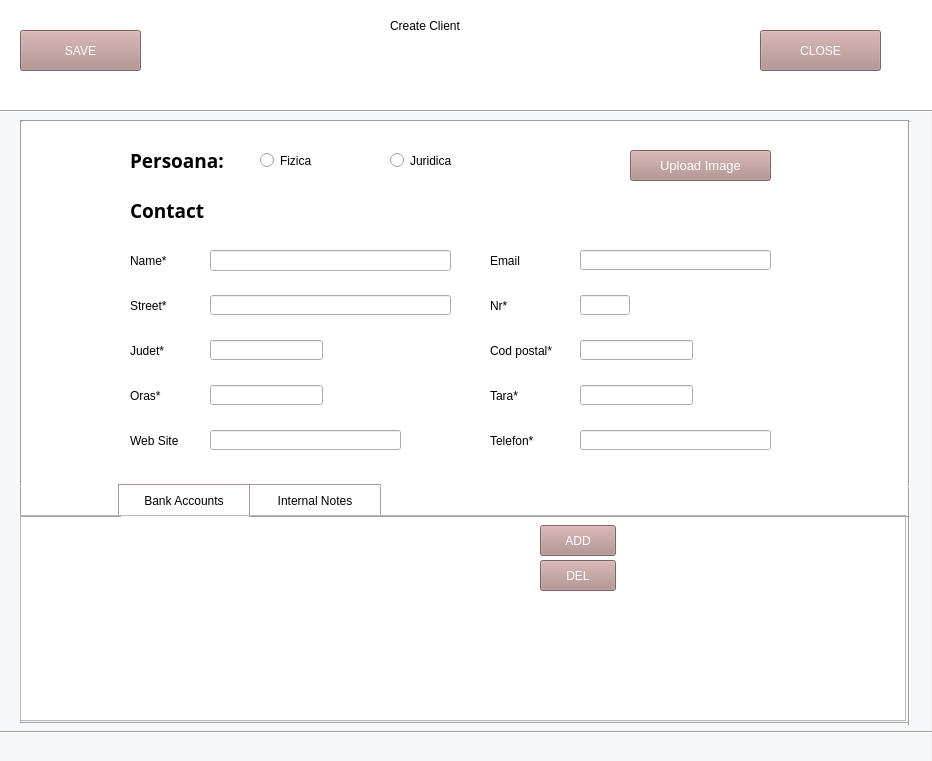
First picture: the form in views/create_client_view.ui, repository cojocariudaniel1/Licenta-Crearea-de-aplicatii-in-Python-folosind-UML, before the edit.
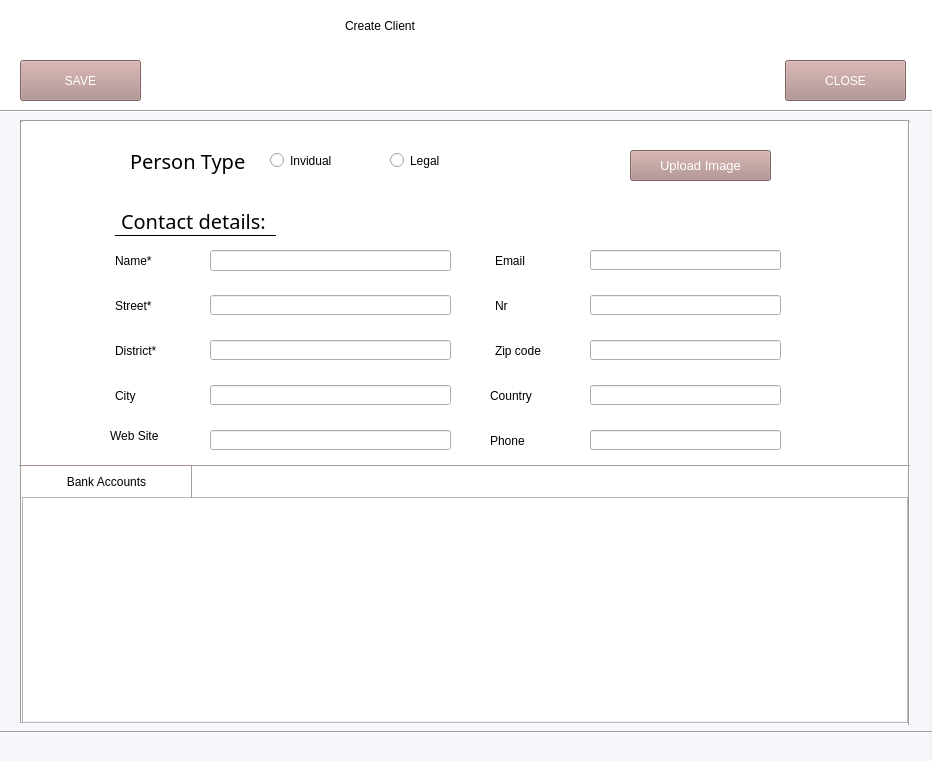
Second picture: the form after the edit.

Patch:
```diff
--- a/views/create_client_view.ui
+++ b/views/create_client_view.ui
@@ -33,7 +33,7 @@
    <property name="geometry">
     <rect>
      <x>20</x>
-     <y>30</y>
+     <y>60</y>
      <width>121</width>
      <height>41</height>
     </rect>
@@ -160,14 +160,14 @@
   <widget class="QLabel" name="label">
    <property name="geometry">
     <rect>
-     <x>390</x>
+     <x>345</x>
      <y>10</y>
-     <width>131</width>
+     <width>256</width>
      <height>31</height>
     </rect>
    </property>
    <property name="styleSheet">
-    <string notr="true">font: 63 14pt &quot;Lucida Bright&quot;;</string>
+    <string notr="true">font: 28pt &quot;Lucida Bright&quot;;</string>
    </property>
    <property name="text">
     <string>Create Client</string>
@@ -176,17 +176,17 @@
   <widget class="QRadioButton" name="rb_fizica">
    <property name="geometry">
     <rect>
-     <x>260</x>
+     <x>270</x>
      <y>145</y>
      <width>101</width>
      <height>31</height>
     </rect>
    </property>
    <property name="styleSheet">
-    <string notr="true">font: 63 14pt &quot;Lucida Bright&quot;;</string>
+    <string notr="true">font: 15pt &quot;Lucida Bright&quot;;</string>
    </property>
    <property name="text">
-    <string>Fizica</string>
+    <string>Invidual</string>
    </property>
   </widget>
   <widget class="QRadioButton" name="rb_juridica">
@@ -194,15 +194,15 @@
     <rect>
      <x>390</x>
      <y>145</y>
-     <width>131</width>
+     <width>76</width>
      <height>31</height>
     </rect>
    </property>
    <property name="styleSheet">
-    <string notr="true">font: 63 14pt &quot;Lucida Bright&quot;;</string>
+    <string notr="true">font: 15pt &quot;Lucida Bright&quot;;</string>
    </property>
    <property name="text">
-    <string>Juridica</string>
+    <string>Legal</string>
    </property>
   </widget>
   <widget class="QLabel" name="label_2">
@@ -210,36 +210,37 @@
     <rect>
      <x>130</x>
      <y>145</y>
-     <width>121</width>
+     <width>126</width>
      <height>31</height>
     </rect>
    </property>
    <property name="font">
     <font>
      <family>Lucida Bright</family>
-     <pointsize>14</pointsize>
-     <weight>75</weight>
-     <bold>true</bold>
+     <pointsize>15</pointsize>
+     <weight>50</weight>
+     <italic>false</italic>
+     <bold>false</bold>
     </font>
    </property>
    <property name="styleSheet">
-    <string notr="true"/>
+    <string notr="true">font: 15pt &quot;Lucida Bright&quot;;</string>
    </property>
    <property name="text">
-    <string>Persoana:</string>
+    <string>Person Type</string>
    </property>
   </widget>
   <widget class="QLabel" name="street_label">
    <property name="geometry">
     <rect>
-     <x>130</x>
+     <x>115</x>
      <y>290</y>
-     <width>61</width>
+     <width>76</width>
      <height>31</height>
     </rect>
    </property>
    <property name="styleSheet">
-    <string notr="true">font: 11pt &quot;MS Shell Dlg 2&quot;;</string>
+    <string notr="true">font: 15pt &quot;Lucida Bright&quot;;</string>
    </property>
    <property name="text">
     <string>Street*</string>
@@ -248,17 +249,17 @@
   <widget class="QLabel" name="judet_label">
    <property name="geometry">
     <rect>
-     <x>130</x>
+     <x>115</x>
      <y>335</y>
-     <width>51</width>
+     <width>66</width>
      <height>31</height>
     </rect>
    </property>
    <property name="styleSheet">
-    <string notr="true">font: 11pt &quot;MS Shell Dlg 2&quot;;</string>
+    <string notr="true">font: 15pt &quot;Lucida Bright&quot;;</string>
    </property>
    <property name="text">
-    <string>Judet*</string>
+    <string>District*</string>
    </property>
   </widget>
   <widget class="QLabel" name="country_label">
@@ -266,63 +267,63 @@
     <rect>
      <x>490</x>
      <y>380</y>
-     <width>51</width>
+     <width>86</width>
      <height>31</height>
     </rect>
    </property>
    <property name="styleSheet">
-    <string notr="true">font: 11pt &quot;MS Shell Dlg 2&quot;;</string>
+    <string notr="true">font: 15pt &quot;Lucida Bright&quot;;</string>
    </property>
    <property name="text">
-    <string>Tara*</string>
+    <string>Country</string>
    </property>
   </widget>
   <widget class="QLabel" name="nr_street_label">
    <property name="geometry">
     <rect>
-     <x>490</x>
+     <x>495</x>
      <y>290</y>
-     <width>41</width>
+     <width>36</width>
      <height>31</height>
     </rect>
    </property>
    <property name="styleSheet">
-    <string notr="true">font: 11pt &quot;MS Shell Dlg 2&quot;;</string>
+    <string notr="true">font: 15pt &quot;Lucida Bright&quot;;</string>
    </property>
    <property name="text">
-    <string>Nr*</string>
+    <string>Nr</string>
    </property>
   </widget>
   <widget class="QLabel" name="cod_postal">
    <property name="geometry">
     <rect>
-     <x>490</x>
+     <x>495</x>
      <y>335</y>
-     <width>111</width>
+     <width>86</width>
      <height>31</height>
     </rect>
    </property>
    <property name="styleSheet">
-    <string notr="true">font: 11pt &quot;MS Shell Dlg 2&quot;;</string>
+    <string notr="true">font: 15pt &quot;Lucida Bright&quot;;</string>
    </property>
    <property name="text">
-    <string>Cod postal*</string>
+    <string>Zip code</string>
    </property>
   </widget>
   <widget class="QLabel" name="oras_label">
    <property name="geometry">
     <rect>
-     <x>130</x>
+     <x>115</x>
      <y>380</y>
-     <width>61</width>
+     <width>76</width>
      <height>31</height>
     </rect>
    </property>
    <property name="styleSheet">
-    <string notr="true">font: 11pt &quot;MS Shell Dlg 2&quot;;</string>
+    <string notr="true">font: 15pt &quot;Lucida Bright&quot;;</string>
    </property>
    <property name="text">
-    <string>Oras*</string>
+    <string>City</string>
    </property>
   </widget>
   <widget class="QLabel" name="telefon_label">
@@ -335,23 +336,23 @@
     </rect>
    </property>
    <property name="styleSheet">
-    <string notr="true">font: 11pt &quot;MS Shell Dlg 2&quot;;</string>
+    <string notr="true">font: 15pt &quot;Lucida Bright&quot;;</string>
    </property>
    <property name="text">
-    <string>Telefon*</string>
+    <string>Phone</string>
    </property>
   </widget>
   <widget class="QLabel" name="web_site_label">
    <property name="geometry">
     <rect>
-     <x>130</x>
-     <y>425</y>
-     <width>81</width>
+     <x>110</x>
+     <y>420</y>
+     <width>91</width>
      <height>31</height>
     </rect>
    </property>
    <property name="styleSheet">
-    <string notr="true">font: 11pt &quot;MS Shell Dlg 2&quot;;</string>
+    <string notr="true">font: 15pt &quot;Lucida Bright&quot;;</string>
    </property>
    <property name="text">
     <string>Web Site</string>
@@ -360,14 +361,14 @@
   <widget class="QLabel" name="web_site_label_2">
    <property name="geometry">
     <rect>
-     <x>490</x>
+     <x>495</x>
      <y>245</y>
-     <width>61</width>
+     <width>56</width>
      <height>31</height>
     </rect>
    </property>
    <property name="styleSheet">
-    <string notr="true">font: 11pt &quot;MS Shell Dlg 2&quot;;</string>
+    <string notr="true">font: 15pt &quot;Lucida Bright&quot;;</string>
    </property>
    <property name="text">
     <string>Email</string>
@@ -400,7 +401,7 @@
     <rect>
      <x>210</x>
      <y>340</y>
-     <width>113</width>
+     <width>241</width>
      <height>20</height>
     </rect>
    </property>
@@ -420,9 +421,9 @@
   <widget class="QLineEdit" name="country_input">
    <property name="geometry">
     <rect>
-     <x>580</x>
+     <x>590</x>
      <y>385</y>
-     <width>113</width>
+     <width>191</width>
      <height>20</height>
     </rect>
    </property>
@@ -442,9 +443,9 @@
   <widget class="QLineEdit" name="nr_street_input">
    <property name="geometry">
     <rect>
-     <x>580</x>
+     <x>590</x>
      <y>295</y>
-     <width>50</width>
+     <width>191</width>
      <height>20</height>
     </rect>
    </property>
@@ -456,7 +457,7 @@
    </property>
    <property name="maximumSize">
     <size>
-     <width>50</width>
+     <width>500</width>
      <height>16777215</height>
     </size>
    </property>
@@ -470,9 +471,9 @@
   <widget class="QLineEdit" name="zip_code_input">
    <property name="geometry">
     <rect>
-     <x>580</x>
+     <x>590</x>
      <y>340</y>
-     <width>113</width>
+     <width>191</width>
      <height>20</height>
     </rect>
    </property>
@@ -494,7 +495,7 @@
     <rect>
      <x>210</x>
      <y>385</y>
-     <width>113</width>
+     <width>241</width>
      <height>20</height>
     </rect>
    </property>
@@ -514,7 +515,7 @@
   <widget class="QLineEdit" name="telefon_input">
    <property name="geometry">
     <rect>
-     <x>580</x>
+     <x>590</x>
      <y>430</y>
      <width>191</width>
      <height>20</height>
@@ -536,14 +537,14 @@
   <widget class="QLabel" name="name_label">
    <property name="geometry">
     <rect>
-     <x>130</x>
+     <x>115</x>
      <y>245</y>
-     <width>61</width>
+     <width>76</width>
      <height>31</height>
     </rect>
    </property>
    <property name="styleSheet">
-    <string notr="true">font: 11pt &quot;MS Shell Dlg 2&quot;;</string>
+    <string notr="true">font: 15pt &quot;Lucida Bright&quot;;</string>
    </property>
    <property name="text">
     <string>Name*</string>
@@ -580,35 +581,37 @@
   <widget class="QLabel" name="street_label_2">
    <property name="geometry">
     <rect>
-     <x>130</x>
-     <y>195</y>
-     <width>91</width>
+     <x>115</x>
+     <y>205</y>
+     <width>161</width>
      <height>31</height>
     </rect>
    </property>
    <property name="font">
     <font>
      <family>Lucida Bright</family>
-     <pointsize>14</pointsize>
-     <weight>75</weight>
+     <pointsize>15</pointsize>
+     <weight>50</weight>
      <italic>false</italic>
-     <bold>true</bold>
+     <bold>false</bold>
     </font>
    </property>
    <property name="mouseTracking">
     <bool>false</bool>
    </property>
    <property name="styleSheet">
-    <string notr="true"/>
+    <string notr="true">font: 15pt &quot;Lucida Bright&quot;;
+border: 1px solid rgb(0,0,0,0);
+border-bottom-color: rgb(0, 0, 0);</string>
    </property>
    <property name="text">
-    <string>Contact</string>
+    <string>Contact details:</string>
    </property>
   </widget>
   <widget class="QLineEdit" name="email_input">
    <property name="geometry">
     <rect>
-     <x>580</x>
+     <x>590</x>
      <y>250</y>
      <width>191</width>
      <height>20</height>
@@ -632,7 +635,7 @@
     <rect>
      <x>210</x>
      <y>430</y>
-     <width>191</width>
+     <width>241</width>
      <height>20</height>
     </rect>
    </property>
@@ -671,8 +674,8 @@
   <widget class="QPushButton" name="close_button">
    <property name="geometry">
     <rect>
-     <x>760</x>
-     <y>30</y>
+     <x>785</x>
+     <y>60</y>
      <width>121</width>
      <height>41</height>
     </rect>
@@ -686,64 +689,18 @@
     <string>CLOSE</string>
    </property>
   </widget>
-  <widget class="QLabel" name="internal_notes">
-   <property name="geometry">
-    <rect>
-     <x>249</x>
-     <y>484</y>
-     <width>132</width>
-     <height>33</height>
-    </rect>
-   </property>
-   <property name="styleSheet">
-    <string notr="true">font: 11pt &quot;MS Shell Dlg 2&quot;;
-border-top: 1px solid;
-border-top-color:rgb(160,160,160);
-border-left: 1px solid;
-border-left-color: rgb(160,160,160);
-border-right: 1px solid;
-border-right-color: rgb(160,160,160);
-border-bottom: 1px solid;
-border-bottom-color: rgb(160,160,160);</string>
-   </property>
-   <property name="text">
-    <string>Internal Notes</string>
-   </property>
-   <property name="alignment">
-    <set>Qt::AlignCenter</set>
-   </property>
-  </widget>
-  <widget class="QLabel" name="label_5">
-   <property name="geometry">
-    <rect>
-     <x>20</x>
-     <y>486</y>
-     <width>101</width>
-     <height>31</height>
-    </rect>
-   </property>
-   <property name="styleSheet">
-    <string notr="true">font: 11pt &quot;MS Shell Dlg 2&quot;;
-border-top: 1px solid white;
-border-bottom: 1px solid;
-border-bottom-color: rgb(160,160,160);</string>
-   </property>
-   <property name="text">
-    <string/>
-   </property>
-  </widget>
   <widget class="QLabel" name="label_6">
    <property name="geometry">
     <rect>
-     <x>379</x>
-     <y>486</y>
-     <width>530</width>
-     <height>31</height>
+     <x>19</x>
+     <y>456</y>
+     <width>891</width>
+     <height>10</height>
     </rect>
    </property>
    <property name="styleSheet">
     <string notr="true">font: 11pt &quot;MS Shell Dlg 2&quot;;
-border-top: 1px solid white;
+border-top: 1px solid rgb(160,160,160, 0);
 border-bottom: 1px solid;
 border-bottom-color: rgb(160,160,160);</string>
    </property>
@@ -790,35 +747,13 @@
     <string>Upload Image</string>
    </property>
   </widget>
-  <widget class="QPushButton" name="pushButton_2">
-   <property name="geometry">
-    <rect>
-     <x>118</x>
-     <y>484</y>
-     <width>132</width>
-     <height>33</height>
-    </rect>
-   </property>
-   <property name="styleSheet">
-    <string notr="true">font: 11pt &quot;MS Shell Dlg 2&quot;;
-border-top: 1px solid;
-border-top-color: rgb(174, 139, 137);
-border-left: 1px solid;
-border-left-color: rgb(160,160,160);
-border-right: 1px solid;
-border-right-color: rgb(160,160,160);</string>
-   </property>
-   <property name="text">
-    <string>Bank Accounts</string>
-   </property>
-  </widget>
   <widget class="QFrame" name="frame_accounting">
    <property name="geometry">
     <rect>
-     <x>20</x>
-     <y>515</y>
+     <x>22</x>
+     <y>497</y>
      <width>886</width>
-     <height>206</height>
+     <height>226</height>
     </rect>
    </property>
    <property name="baseSize">
@@ -837,46 +772,25 @@
     <number>0</number>
    </property>
   </widget>
-  <widget class="QPushButton" name="add_acc">
-   <property name="enabled">
-    <bool>true</bool>
-   </property>
+  <widget class="QPushButton" name="pushButton_2">
    <property name="geometry">
     <rect>
-     <x>540</x>
-     <y>525</y>
-     <width>76</width>
-     <height>31</height>
+     <x>21</x>
+     <y>465</y>
+     <width>171</width>
+     <height>33</height>
     </rect>
    </property>
    <property name="styleSheet">
-    <string notr="true">background-color: rgb(174, 139, 137);
-color: rgb(255, 255, 255);
-font: 75 12pt &quot;MS Shell Dlg 2&quot;;</string>
+    <string notr="true">font: 15pt &quot;Lucida Bright&quot;;
+border-top: 1px solid;
+border-top-color: rgb(174, 139, 137);
+border-left-color: rgb(160,160,160);
+border-right: 1px solid;
+border-right-color: rgb(160,160,160);</string>
    </property>
    <property name="text">
-    <string>ADD</string>
-   </property>
-  </widget>
-  <widget class="QPushButton" name="delete_accounting">
-   <property name="enabled">
-    <bool>true</bool>
-   </property>
-   <property name="geometry">
-    <rect>
-     <x>540</x>
-     <y>560</y>
-     <width>76</width>
-     <height>31</height>
-    </rect>
-   </property>
-   <property name="styleSheet">
-    <string notr="true">background-color: rgb(174, 139, 137);
-color: rgb(255, 255, 255);
-font: 75 12pt &quot;MS Shell Dlg 2&quot;;</string>
-   </property>
-   <property name="text">
-    <string>DEL</string>
+    <string>Bank Accounts</string>
    </property>
   </widget>
   <zorder>label_9</zorder>
@@ -916,15 +830,11 @@
   <zorder>email_input</zorder>
   <zorder>web_site_input</zorder>
   <zorder>close_button</zorder>
-  <zorder>internal_notes</zorder>
-  <zorder>label_5</zorder>
   <zorder>label_6</zorder>
   <zorder>image</zorder>
   <zorder>btn_upload_image</zorder>
-  <zorder>pushButton_2</zorder>
   <zorder>frame_accounting</zorder>
-  <zorder>add_acc</zorder>
-  <zorder>delete_accounting</zorder>
+  <zorder>pushButton_2</zorder>
  </widget>
  <resources/>
  <connections/>
```
